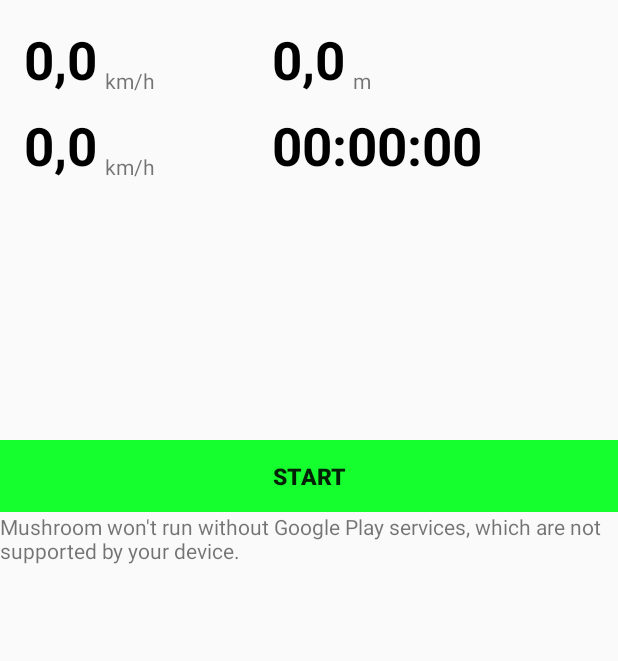
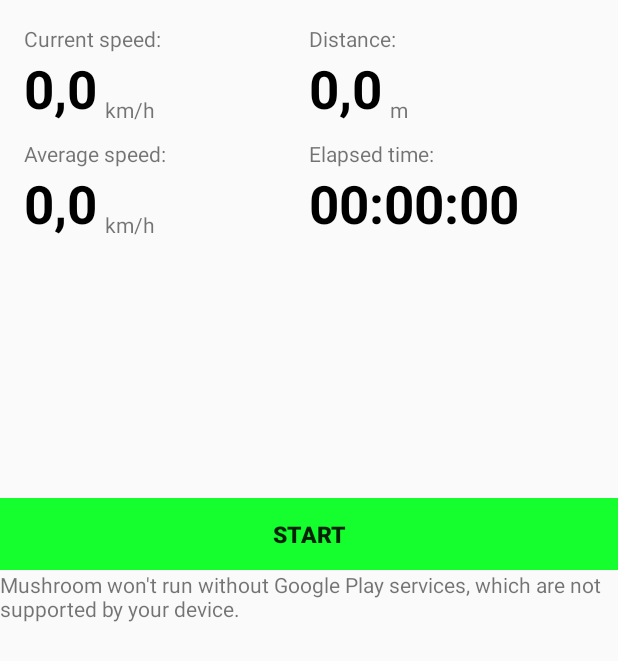
Before and after one commit to 0Stef/Mushroom2, an Android app: the RideActivity screen opened directly, with no data from a screen before it, on a phone screen of 412 x 824 dp. Shown: the top 661 px of the screen. Run offline under Robolectric (Android 15) with nearby library versions, the phone set to English and light mode, and no system bars; 1 statement that could not run was skipped.

Commit message:
4/12 16:50 layout rideactivity aangepast

```diff
--- a/app/src/main/res/layout/activity_ride.xml
+++ b/app/src/main/res/layout/activity_ride.xml
@@ -14,15 +14,41 @@
         android:paddingBottom="@dimen/activity_vertical_margin"
         >
 
+        <TextView
+            android:layout_width="wrap_content"
+            android:layout_height="wrap_content"
+            android:id="@+id/center"
+            android:layout_centerHorizontal="true"
+            android:layout_alignParentTop="true"
+            />
+
+        <TextView
+            android:layout_width="wrap_content"
+            android:layout_height="wrap_content"
+            android:id="@+id/textCurrentSpeed"
+            android:text="@string/ride_text_current_speed"
+            android:layout_alignParentTop="true"
+            android:layout_alignParentLeft="true"
+            android:layout_alignParentStart="true"/>
+
+        <TextView
+            android:layout_width="wrap_content"
+            android:layout_height="wrap_content"
+            android:id="@+id/textDistance"
+            android:text="@string/ride_text_distance"
+            android:layout_alignParentTop="true"
+            android:layout_alignLeft="@id/center"
+            android:layout_alignStart="@id/center"
+            />
 
         <TextView
             android:layout_width="wrap_content"
             android:layout_height="wrap_content"
             android:text="@string/ride_default_value"
             android:id="@+id/currentSpeed"
-            android:layout_alignParentTop="true"
             android:layout_alignParentLeft="true"
             android:layout_alignParentStart="true"
+            android:layout_below="@id/textCurrentSpeed"
             android:textColor="#000000"
             android:layout_marginBottom="@dimen/rideMeetwaardenMarginBottom"
             android:textSize="@dimen/rideMeetwaardenGrootte"
@@ -42,10 +68,20 @@
         <TextView
             android:layout_width="wrap_content"
             android:layout_height="wrap_content"
+            android:id="@+id/textAverageSpeed"
+            android:text="@string/ride_text_average_speed"
+            android:layout_below="@id/currentSpeed"
+            android:layout_alignParentLeft="true"
+            android:layout_alignParentStart="true"/>
+
+        <TextView
+            android:layout_width="wrap_content"
+            android:layout_height="wrap_content"
             android:text="@string/ride_default_value"
             android:id="@+id/averageSpeed"
-            android:layout_below="@id/currentSpeed"
-
+            android:layout_below="@id/textAverageSpeed"
+            android:layout_alignParentLeft="true"
+            android:layout_alignParentStart="true"
             android:layout_marginBottom="@dimen/rideMeetwaardenMarginBottom"
             android:textColor="#000000"
             android:textSize="@dimen/rideMeetwaardenGrootte"
@@ -90,8 +126,9 @@
             android:layout_height="wrap_content"
             android:text="@string/ride_default_value"
             android:id="@+id/distance"
-            android:layout_centerHorizontal="true"
-            android:layout_alignParentTop="true"
+            android:layout_alignLeft="@id/center"
+            android:layout_alignStart="@id/center"
+            android:layout_below="@id/textDistance"
             android:layout_marginBottom="@dimen/rideMeetwaardenMarginBottom"
             android:textColor="#000000"
             android:textSize="@dimen/rideMeetwaardenGrootte"
@@ -112,11 +149,20 @@
         <TextView
             android:layout_width="wrap_content"
             android:layout_height="wrap_content"
+            android:id="@+id/textElapsedTime"
+            android:text="@string/ride_text_elapsed_time"
+            android:layout_below="@id/distance"
+            android:layout_alignLeft="@id/center"
+            android:layout_alignStart="@id/center"/>
+
+        <TextView
+            android:layout_width="wrap_content"
+            android:layout_height="wrap_content"
             android:text="@string/time_default_value"
             android:id="@+id/elapsedTime"
             android:layout_alignLeft="@id/distance"
             android:layout_alignStart="@id/distance"
-            android:layout_below="@id/distance"
+            android:layout_below="@id/textElapsedTime"
             android:layout_marginBottom="@dimen/rideMeetwaardenMarginBottom"
             android:textColor="#000000"
             android:textSize="@dimen/rideMeetwaardenGrootte"
--- a/app/src/main/res/values/strings.xml
+++ b/app/src/main/res/values/strings.xml
@@ -194,6 +194,10 @@
     <string name="ride_unit_distance" translatable="false">m</string>
     <string name="ride_unit_time" translatable="false">s</string>
     <string name="ride_text_succes">Succes!</string>
+    <string name="ride_text_current_speed">Current speed:</string>
+    <string name="ride_text_average_speed">Average speed:</string>
+    <string name="ride_text_elapsed_time">Elapsed time:</string>
+    <string name="ride_text_distance">Distance:</string>
 
     <string-array name="ride_difficulty">
         <item>Easy</item>
```
Also changed, not shown: app/src/main/java/com/mushroom/cwb1/mushroom2/RideActivity.java (+31 -9 lines), 1 other file.
